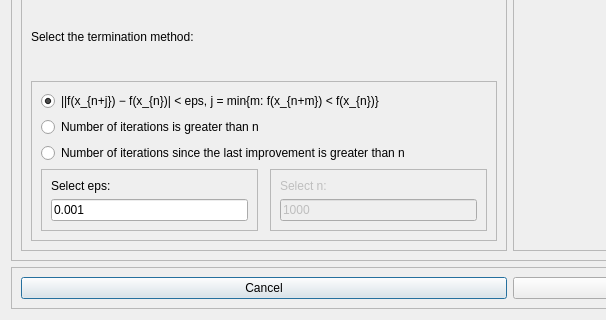
First picture: the form in graphicApp/graphicApp/select_method.ui, repository Daniil-Vlasenko/SPbUProgrammingForProbabilisticProblems, before the edit; both pictures show x 0 to 606 and y 264 to 584 of the 1020 by 584 pixel window.
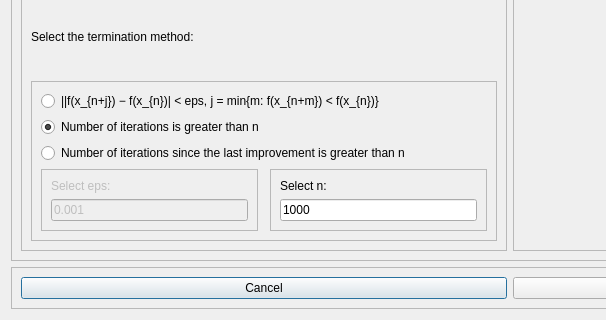
Second picture: the form after the edit.

```diff
--- a/graphicApp/graphicApp/select_method.ui
+++ b/graphicApp/graphicApp/select_method.ui
@@ -149,12 +149,15 @@
               <property name="text">
                <string>Number of iterations is greater than n</string>
               </property>
+              <property name="checked">
+               <bool>true</bool>
+              </property>
              </widget>
             </item>
             <item row="4" column="2">
              <widget class="QFrame" name="frame_8">
               <property name="enabled">
-               <bool>false</bool>
+               <bool>true</bool>
               </property>
               <property name="frameShape">
                <enum>QFrame::StyledPanel</enum>
@@ -186,12 +189,15 @@
                <string>||f(x_{n+j}) − f(x_{n})| &lt; eps, j = min{m: f(x_{n+m}) &lt; f(x_{n})}</string>
               </property>
               <property name="checked">
-               <bool>true</bool>
+               <bool>false</bool>
               </property>
              </widget>
             </item>
             <item row="4" column="0">
              <widget class="QFrame" name="frame_7">
+              <property name="enabled">
+               <bool>false</bool>
+              </property>
               <property name="frameShape">
                <enum>QFrame::StyledPanel</enum>
               </property>
@@ -202,7 +208,7 @@
                <item>
                 <widget class="QLabel" name="label_7">
                  <property name="enabled">
-                  <bool>true</bool>
+                  <bool>false</bool>
                  </property>
                  <property name="text">
                   <string>Select eps:</string>
```
